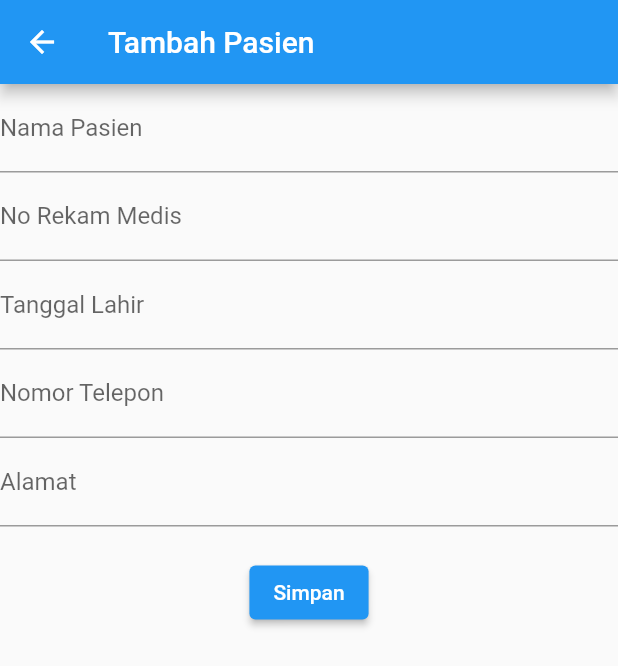
After one commit to ganangadjie/flutter_application_ganang, a Flutter app: the PasienPage screen opened directly, after a tap on the "add" icon, on a phone screen of 412 x 824 dp. The commit adds this screen. Shown: the top 666 px of the screen. Run offline on Flutter 3.47's test engine with Material 2 defaults, Android fonts, the phone set to English and light mode, and no system bars.

Commit message:
MEMBUAT FORM TAMBAH PASIEN DAN TAMBAH PEGAWAI

```diff
--- /dev/null
+++ b/lib/ui/pasien_form.dart
@@ -0,0 +1,39 @@
+import 'package:flutter/material.dart';
+
+class PasienForm extends StatefulWidget {
+  const PasienForm({Key? key}) : super(key: key);
+  _PasienFormState createState() => _PasienFormState();
+}
+
+class _PasienFormState extends State<PasienForm> {
+  final _formKey = GlobalKey<FormState>();
+  @override
+  Widget build(BuildContext context) {
+    return Scaffold(
+      appBar: AppBar(title: const Text("Tambah Pasien")),
+      body: SingleChildScrollView(
+        child: Form(
+          key: _formKey,
+          child: Column(
+            children: [
+              TextField(
+                  decoration: const InputDecoration(labelText: "Nama Pasien")),
+              TextField(
+                  decoration:
+                      const InputDecoration(labelText: "No Rekam Medis")),
+              TextField(
+                  decoration:
+                      const InputDecoration(labelText: "Tanggal Lahir")),
+              TextField(
+                  decoration:
+                      const InputDecoration(labelText: "Nomor Telepon")),
+              TextField(decoration: const InputDecoration(labelText: "Alamat")),
+              SizedBox(height: 20),
+              ElevatedButton(onPressed: () {}, child: const Text("Simpan"))
+            ],
+          ),
+        ),
+      ),
+    );
+  }
+}
--- a/lib/ui/pasien_page.dart
+++ b/lib/ui/pasien_page.dart
@@ -1,7 +1,9 @@
 import 'package:flutter/material.dart';
+
 import '../model/database.dart';
 import '../model/pasien.dart';
 import 'pasien_item.dart';
+import 'pasien_form.dart';
 
 class PasienPage extends StatefulWidget {
   const PasienPage({super.key});
@@ -13,7 +15,19 @@ class _PasienPageState extends State<PasienPage> {
   @override
   Widget build(BuildContext context) {
     return Scaffold(
-      appBar: AppBar(title: const Text("Data Pasien")),
+      appBar: AppBar(
+        title: const Text("Data Pasien"),
+        actions: [
+          GestureDetector(
+            child: const Icon(Icons.add),
+            onTap: () {
+              Navigator.push(context,
+                  MaterialPageRoute(builder: (context) => PasienForm()));
+            },
+          )
+        ],
+        // title: const Text("Data Pasien")
+      ),
       body: ListView(
         children: <Widget>[for (Map i in pasien) PasienItem(pasien: Pasien(i))],
       ),
```
Also changed, not shown: lib/ui/pegawai_form.dart (added, +39 -0 lines), lib/ui/pegawai_page.dart (+16 -1 lines).
